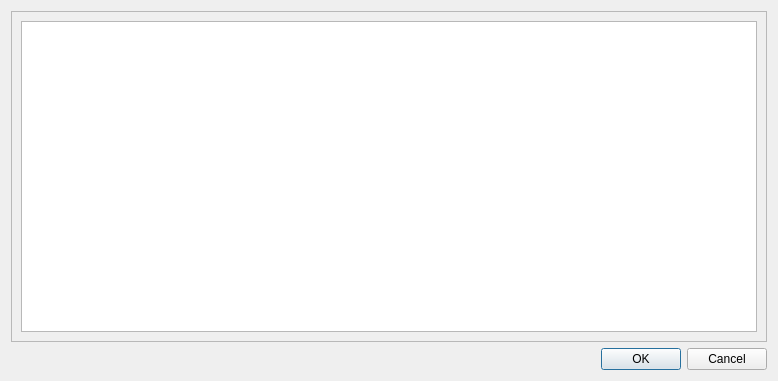
The window that src/IDlgMapOSMConfig.ui (ntruchsess/QLandkarteGT) describes before a commit, drawn with Qt 5.
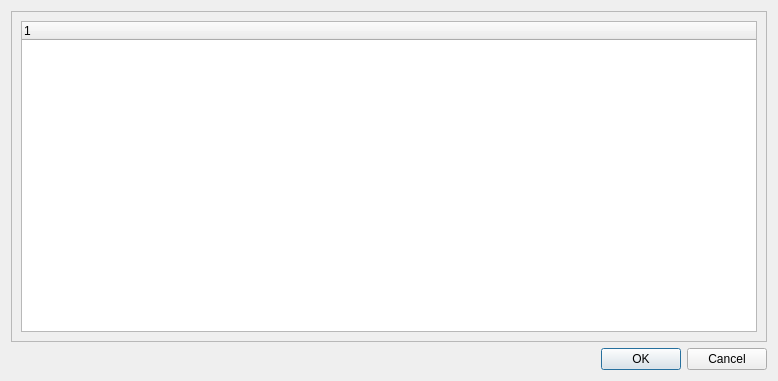
The same window after the commit.

Patch:
```diff
--- a/src/IDlgMapOSMConfig.ui
+++ b/src/IDlgMapOSMConfig.ui
@@ -24,7 +24,13 @@
      </property>
      <layout class="QHBoxLayout" name="horizontalLayout">
       <item>
-       <widget class="QTableWidget" name="mapsTableWidget"/>
+       <widget class="QTreeWidget" name="mapsTreeWidget">
+        <column>
+         <property name="text">
+          <string notr="true">1</string>
+         </property>
+        </column>
+       </widget>
       </item>
      </layout>
     </widget>
```
